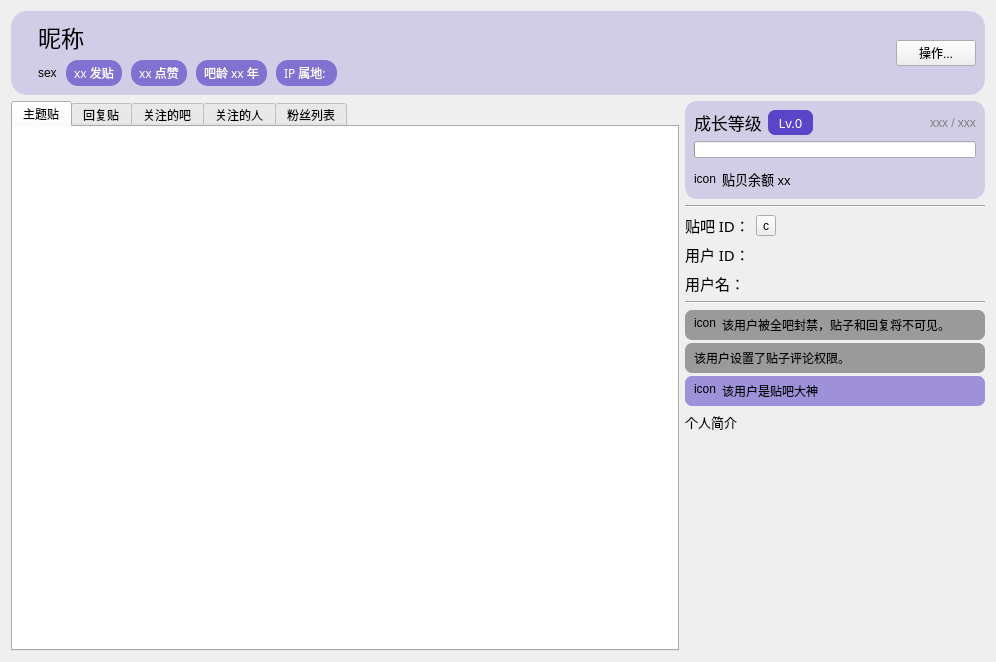
Qt form src/resf/user_home_page.ui (clb-128258/TiebaDesktop) before a commit.
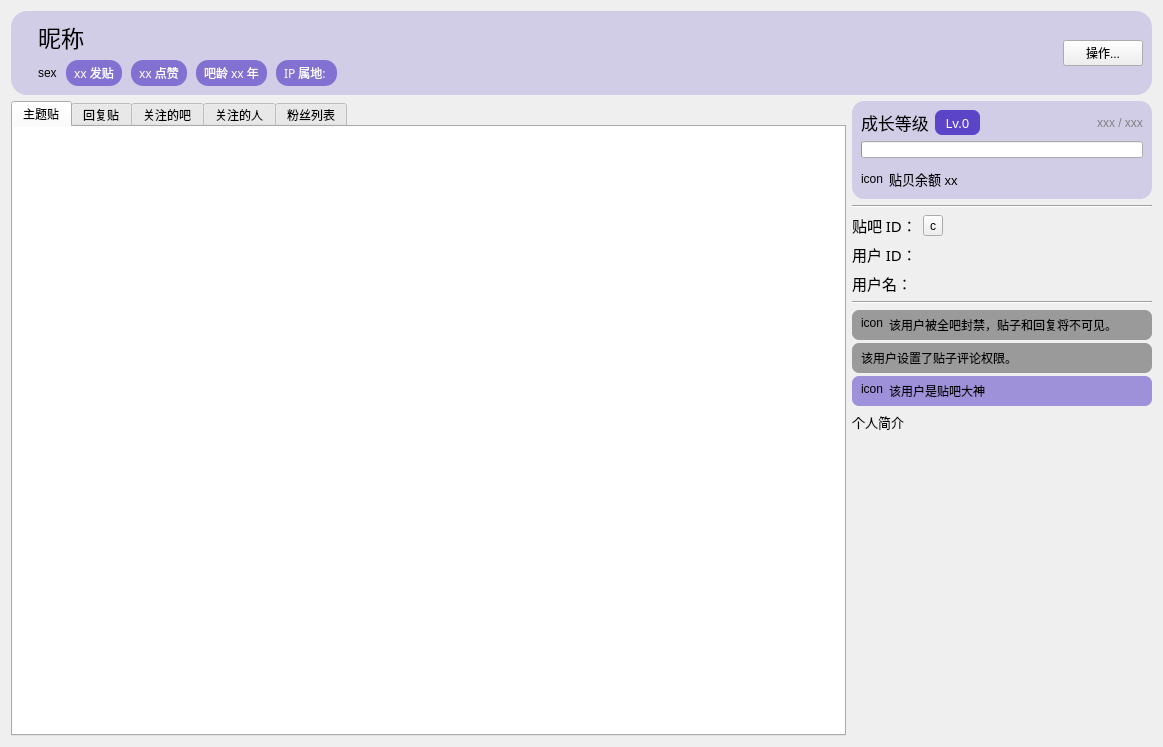
The same form after that commit.

Diff of the .ui file:
```diff
--- a/src/resf/user_home_page.ui
+++ b/src/resf/user_home_page.ui
@@ -6,8 +6,8 @@
    <rect>
     <x>0</x>
     <y>0</y>
-    <width>996</width>
-    <height>662</height>
+    <width>1163</width>
+    <height>747</height>
    </rect>
   </property>
   <property name="font">
@@ -708,7 +708,7 @@
         <x>0</x>
         <y>0</y>
         <width>300</width>
-        <height>556</height>
+        <height>641</height>
        </rect>
       </property>
       <layout class="QGridLayout" name="gridLayout" rowstretch="0,0,0,0,0,0,0,0,0,0,0,0,0">
```
